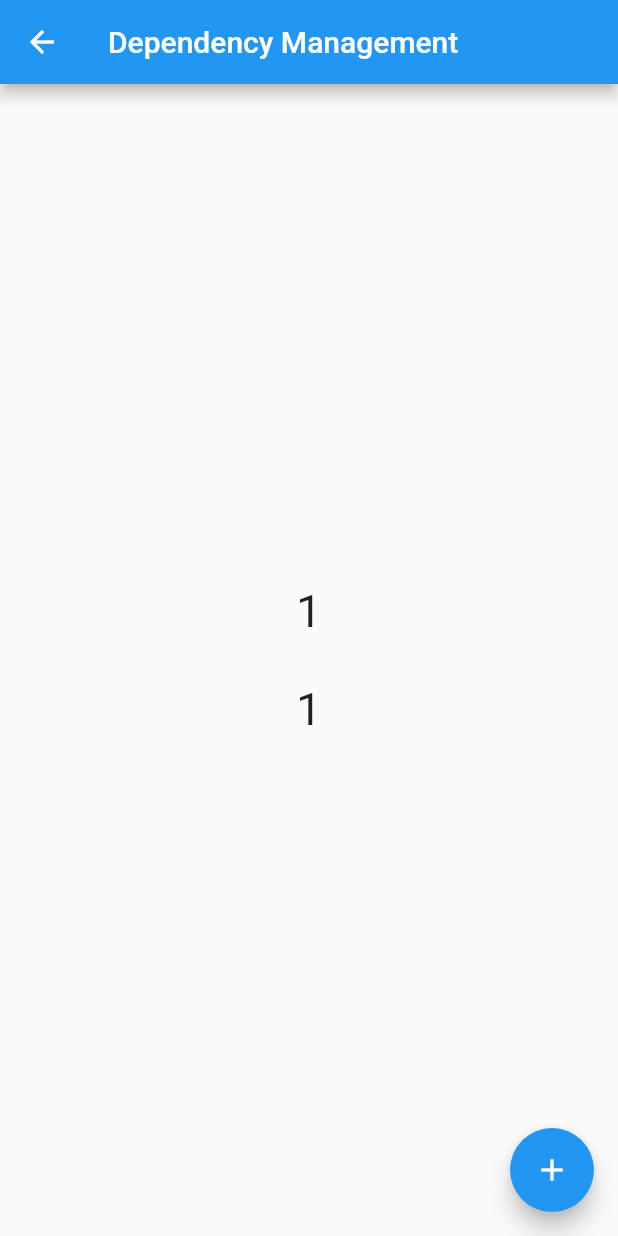
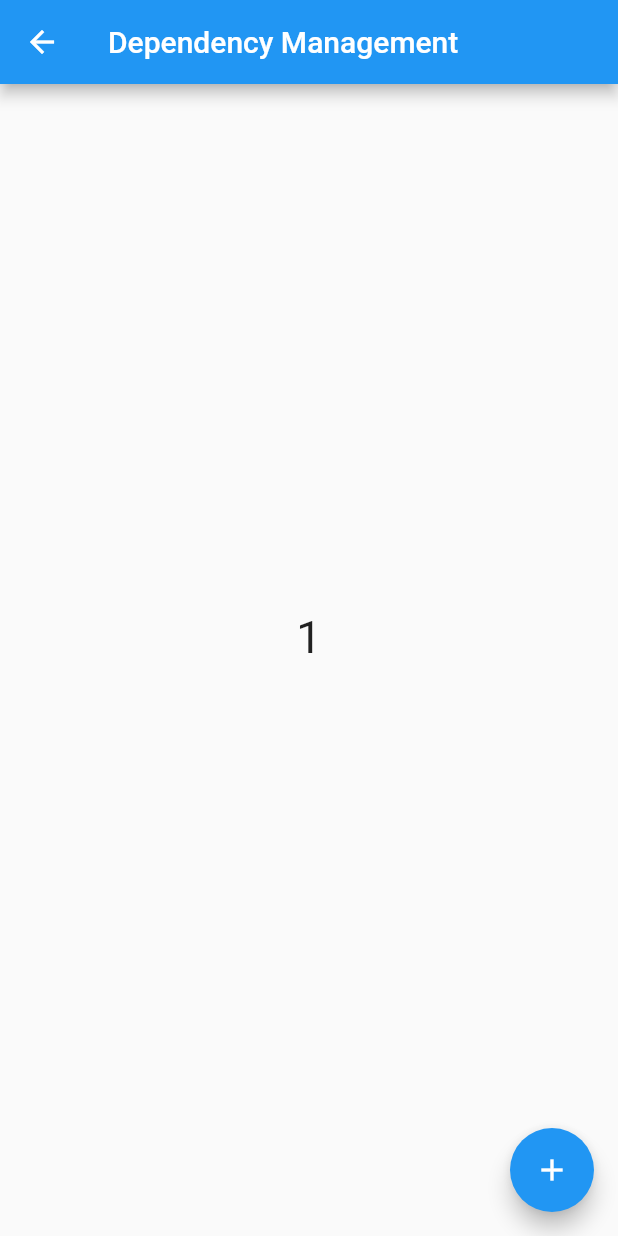
Before and after one commit to MJJP1364/flutter_getx_full_course, a Flutter app: the DependencyView screen opened by its route, after a tap on the "add" icon, on a phone screen of 412 x 824 dp. Run offline on Flutter 3.47's test engine with Material 2 defaults, Android fonts, the phone set to English and light mode, and no system bars; our stand-ins replace get.

```diff
--- a/lib/dependency_management/binding.dart
+++ b/lib/dependency_management/binding.dart
@@ -0,0 +1,11 @@
+
+
+import 'package:flutter_getx_full_course/dependency_management/controller.dart';
+import 'package:get/get.dart';
+
+class DetailsBinding implements Bindings {
+  @override
+  void dependencies() {
+    Get.lazyPut<DependencyController>(() => DependencyController());
+  }
+}
--- a/lib/dependency_management/view.dart
+++ b/lib/dependency_management/view.dart
@@ -1,17 +1,16 @@
 import 'package:flutter/material.dart';
 import 'package:flutter_getx_full_course/dependency_management/controller.dart';
-import 'package:flutter_getx_full_course/getx_controller/controller.dart';
 import 'package:get/get.dart';
 
 class DependencyView extends StatelessWidget {
-  DependencyView({super.key});
+  const DependencyView({super.key});
 
-  final dependencyController = Get.put(DependencyController());
-  final getxControllerExzmple = Get.put(
-    GetxControllerExzmple(),
-    tag: 'uniqueId',
-    permanent: true,
-  );
+  // final dependencyController = Get.put(DependencyController());
+  // final getxControllerExzmple = Get.put(
+  //   GetxControllerExzmple(),
+  //   tag: 'uniqueId',
+  //   permanent: true,
+  // );
 
   @override
   Widget build(BuildContext context) {
@@ -26,23 +25,24 @@ class DependencyView extends StatelessWidget {
             children: [
               Obx(
                 () => Text(
-                  '${dependencyController.count.value}',
+                  '${Get.find<DependencyController>().count.value}',
                   style: const TextStyle(fontSize: 30),
                 ),
               ),
               const SizedBox(height: 30),
-              Obx(() => Text(
-                    '${Get.find<GetxControllerExzmple>(tag: 'uniqueId').count.value}',
-                    style: const TextStyle(fontSize: 30),
-                  ))
+              // Obx(() => Text(
+              //       '${Get.find<GetxControllerExzmple>(tag: 'uniqueId').count.value}',
+              //       style: const TextStyle(fontSize: 30),
+              //     ))
             ],
           ),
         ),
       ),
       floatingActionButton: FloatingActionButton(
         onPressed: () {
-          dependencyController.increment();
-          Get.find<GetxControllerExzmple>(tag: 'uniqueId').increment();
+          // dependencyController.increment();
+          Get.find<DependencyController>().increment();
+          // Get.find<GetxControllerExzmple>(tag: 'uniqueId').increment();
         },
         tooltip: 'Increment',
         child: const Icon(Icons.add),
--- a/lib/navigation/routh.dart
+++ b/lib/navigation/routh.dart
@@ -1,3 +1,4 @@
+import 'package:flutter_getx_full_course/dependency_management/controller.dart';
 import 'package:flutter_getx_full_course/dependency_management/view.dart';
 import 'package:flutter_getx_full_course/getx_controller/detail_page.dart';
 import 'package:flutter_getx_full_course/getx_controller/view.dart';
@@ -12,5 +13,12 @@ List<GetPage> routes = [
   GetPage(name: '/simple', page: () => const SimpleStateMamagement()),
   GetPage(name: '/getx', page: () => GetxExzmple()),
   GetPage(name: '/detail', page: () => DetailPage()),
-  GetPage(name: '/dependency', page: () => DependencyView()),
+  GetPage(
+    name: '/dependency',
+    page: () => const DependencyView(),
+    binding: BindingsBuilder(() {
+      Get.lazyPut<DependencyController>(() => DependencyController());
+
+    })
+  ),
 ];
```
